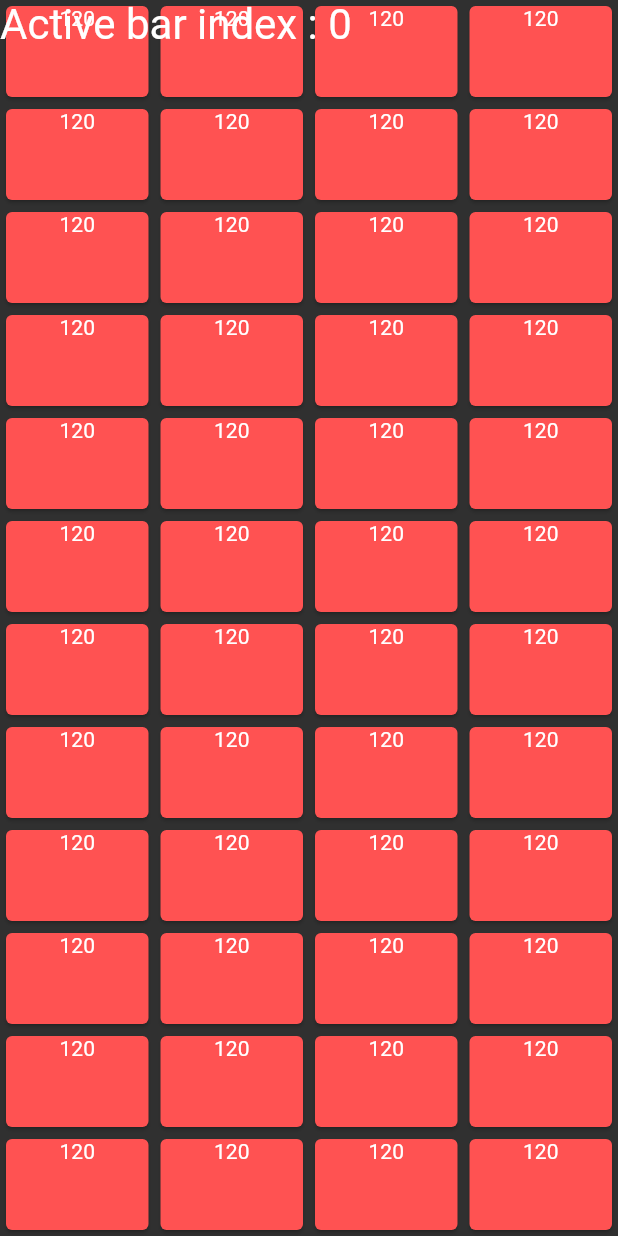
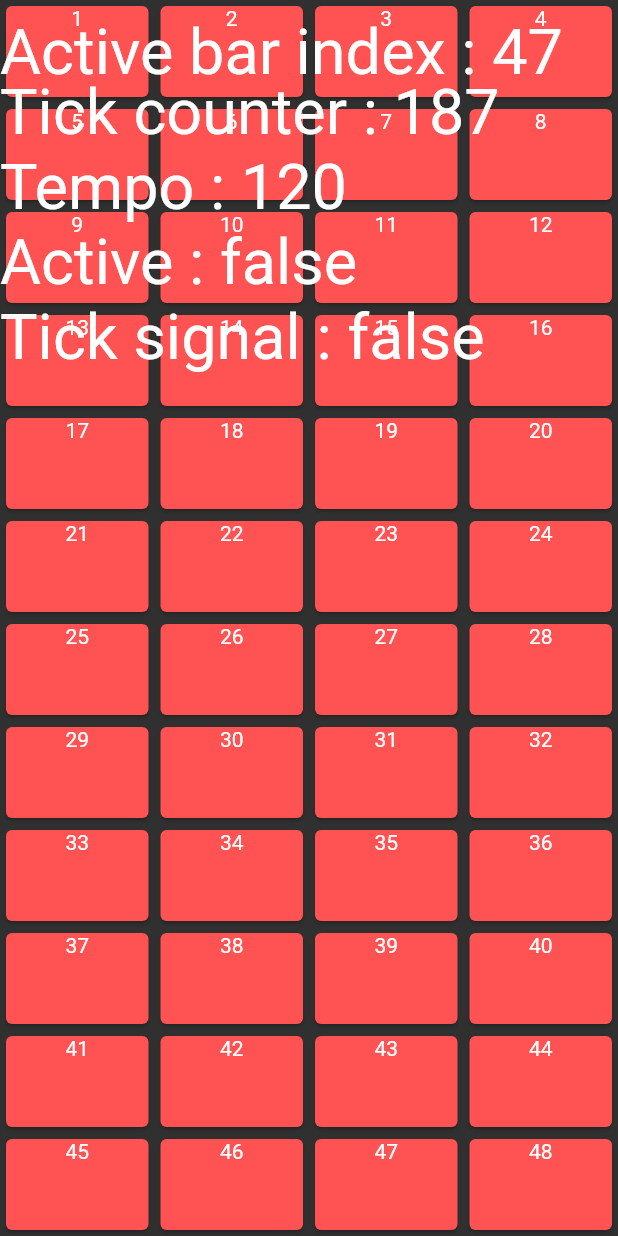
Before and after one commit to goranesine/creative_metronome, a Flutter app: the screen it shows after launch, on a phone screen of 412 x 824 dp. Run offline on Flutter 3.47's test engine with Material 2 defaults, Android fonts, the phone set to English and light mode, and no system bars; our stand-ins replace audioplayers, get, sleek_circular_slider, wakelock.

Commit message:
starting_with_flutter_midi

```diff
--- a/lib/models/metronome_model.dart
+++ b/lib/models/metronome_model.dart
@@ -10,8 +10,8 @@ class MetronomeModel extends GetxController {
   RxInt tempo = 120.obs;
   bool active = false;
   RxBool tickSignal = false.obs;
-  RxInt tickCounter = 0.obs;
-  RxInt activeBarIndex = 0.obs;
+  RxInt tickCounter = 187.obs;
+  RxInt activeBarIndex = 47.obs;
 
   MetronomeModel() {
     List.generate(48, (index) => barBpmList.add(120));
@@ -27,12 +27,12 @@ class MetronomeModel extends GetxController {
   }
 
   void calculateActiveBar() {
-    if (tickCounter.value % 4 == 0 && activeBarIndex.value < 48) {
+    if (tickCounter.value % 4 == 0 && activeBarIndex.value < 48 && tickCounter.value >3) {
       activeBarIndex.value++;
 
       update();
-    }else if(activeBarIndex.value > 47){
-      activeBarIndex.value = -1;
+    }else if(activeBarIndex.value > 48){
+      activeBarIndex.value = 1;
       update();
       start();
     }
@@ -46,16 +46,16 @@ class MetronomeModel extends GetxController {
 
   void stop() {
     active = false;
-    tickCounter.value = -1;
-    audioService.beatCounter.value = -1;
-    activeBarIndex.value = 0;
+    tickCounter.value = 0;
+    audioService.beatCounter.value = 0;
+    activeBarIndex.value = 1;
     update();
   }
 
   void _handleEvent() {
     //  calculateActiveBar(index);
-    if (active || tickCounter.value != -1) {
-      tempo.value = barBpmList[activeBarIndex.value];
+    if (active || tickCounter.value != 0) {
+      tempo.value = barBpmList[activeBarIndex.value-1];
 update();
       Timer(_getDuration(), () => _handleEvent());
 
@@ -65,22 +65,25 @@ update();
   }
 
   void playSound() {
-    audioService.playerOneOnClickSound();
     tickSignal.value = !tickSignal.value;
-    if(tickCounter < 192){
+    if(tickCounter.value < 192 && active == true){
       tickCounter.value++;
+
       update();
-    } else{ tickCounter.value = -1;
-      audioService.beatCounter.value = -1;
+    } else{ tickCounter.value = 1;
+      audioService.beatCounter.value = 1;
       activeBarIndex.value = 1;
+      tickCounter.value = 0;
       update();}
+   active == true ? audioService.playerOneOnClickSound() : active = true;
 
 
   }
 
+
   Duration _getDuration() {
     //  print(tempo);
-    final time = 60 / barBpmList[activeBarIndex.value];
+    final time = 60 / barBpmList[activeBarIndex.value-1];
     return Duration(
       seconds: time.toInt(),
       milliseconds: (time * 1000).toInt() % 1000,
--- a/lib/pages/metronome_page.dart
+++ b/lib/pages/metronome_page.dart
@@ -34,14 +34,45 @@ class _HomePageTestState extends State<HomePageTest> {
             height: height / 12,
           ),
           itemBuilder: (context, index) {
-            return barCard( index);
+            return barCard( index+1);
           },
         ),
 
-          GetBuilder(
-            init: MetronomeModel(),
-            builder: (value)=>
-                Text("Active bar index : ${metronomeModel.activeBarIndex}",textScaleFactor: 2,),
+          Positioned(
+            top: 10,
+            child: GetBuilder(
+              init: MetronomeModel(),
+              builder: (value)=>
+                  Text("Active bar index : ${metronomeModel.activeBarIndex}",textScaleFactor: 3,),
+            ),
+          ), Positioned(
+            top: 50,
+            child: GetBuilder(
+              init: MetronomeModel(),
+              builder: (value)=>
+                  Text("Tick counter : ${metronomeModel.tickCounter}",textScaleFactor: 3,),
+            ),
+          ), Positioned(
+            top: 100,
+            child: GetBuilder(
+              init: MetronomeModel(),
+              builder: (value)=>
+                  Text("Tempo : ${metronomeModel.tempo}",textScaleFactor: 3,),
+            ),
+          ),Positioned(
+            top: 150,
+            child: GetBuilder(
+              init: MetronomeModel(),
+              builder: (value)=>
+                  Text("Active : ${metronomeModel.active}",textScaleFactor: 3,),
+            ),
+          ),Positioned(
+            top: 200,
+            child: GetBuilder(
+              init: MetronomeModel(),
+              builder: (value)=>
+                  Text("Tick signal : ${metronomeModel.tickSignal}",textScaleFactor: 3,),
+            ),
           ),],
       );
 
@@ -81,14 +112,14 @@ class _HomePageTestState extends State<HomePageTest> {
       child: GetBuilder(
         init: MetronomeModel(),
         builder: (value)=>Card(
-          color: metronomeModel.tickSignal.value == true && metronomeModel.activeBarIndex.value == index +1
+          color: metronomeModel.tickSignal.value == true && metronomeModel.activeBarIndex.value == index
               ? Colors.greenAccent
               : Colors.redAccent,
           child: Container(
             // width: width / 4,
             // height: height / 12,
             child: Text(
-              metronomeModel.barBpmList[index].toString(),
+              index.toString(),
               textAlign: TextAlign.center,
             ),
           ),
```
